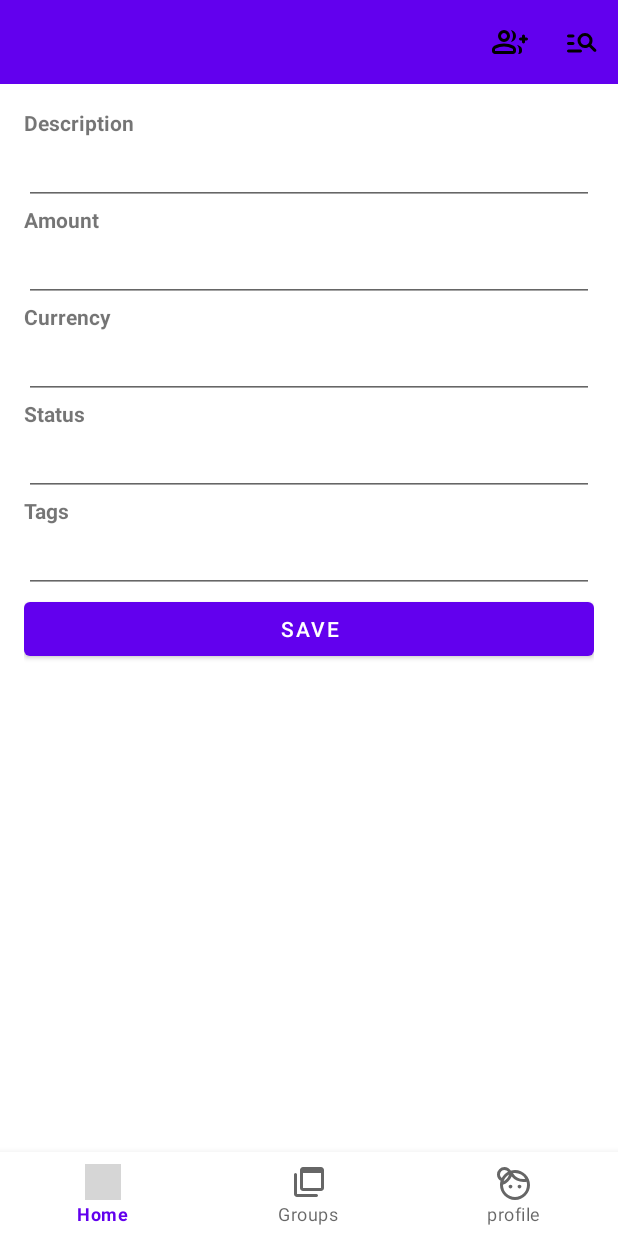
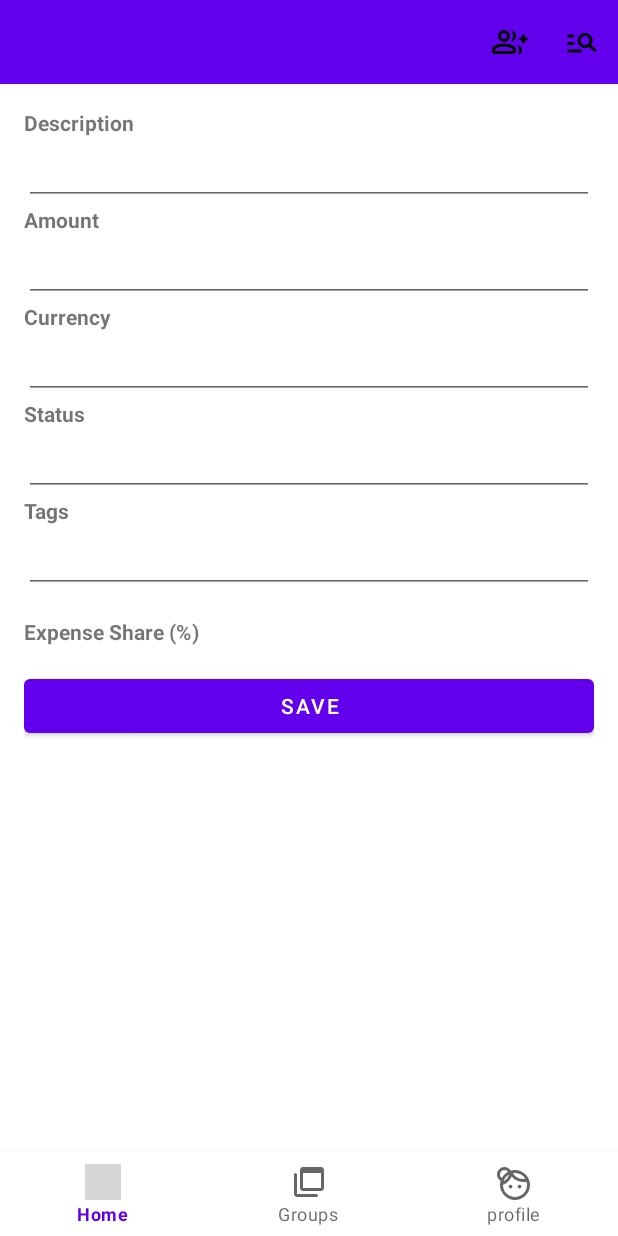
Before and after one commit to MiguelMarcelino/Expensiarmus, an Android app: the ExpenseCreationFragment screen opened through its navigation route, on a phone screen of 412 x 824 dp. Run offline under Robolectric (Android 15) with nearby library versions, the phone set to English and light mode, and no system bars; our stand-ins replace Firebase (no records; nobody signed in at launch, a user with empty details on screens opened directly), navigation-ui; grey boxes are pictures that could not be loaded.

Commit message:
feature: Get group users for Expense creation

```diff
--- a/app/src/main/java/com/spellshare/expensiarmus/ui/expenseCreation/ExpenseCreationFragment.kt
+++ b/app/src/main/java/com/spellshare/expensiarmus/ui/expenseCreation/ExpenseCreationFragment.kt
@@ -2,25 +2,29 @@ package com.spellshare.expensiarmus.ui.expenseCreation
 
 import android.content.Context
 import android.os.Bundle
+import android.text.InputType
 import android.view.LayoutInflater
 import android.view.View
 import android.view.ViewGroup
 import android.widget.Button
 import android.widget.EditText
+import android.widget.LinearLayout
+import android.widget.TextView
 import android.widget.Toast
 import androidx.fragment.app.Fragment
 import androidx.navigation.fragment.findNavController
 import com.spellshare.expensiarmus.R
 import com.spellshare.expensiarmus.data.Expense
 import com.spellshare.expensiarmus.data.identifiers.ExpenseIdentifier
+import com.spellshare.expensiarmus.data.identifiers.GroupIdentifier
 import com.spellshare.expensiarmus.databinding.FragmentExpenseCreationBinding
 import com.spellshare.expensiarmus.dbconnector.ExpenseConnector
+import com.spellshare.expensiarmus.dbconnector.GroupConnector
 import com.spellshare.expensiarmus.exceptions.RequiredDataException
 
 class ExpenseCreationFragment : Fragment() {
 
     private var _binding: FragmentExpenseCreationBinding? = null
-
     private val binding get() = _binding!!
 
     private lateinit var expenseAmount: EditText
@@ -29,6 +33,8 @@ class ExpenseCreationFragment : Fragment() {
     private lateinit var expenseStatus: EditText
     private lateinit var expenseTags: EditText
     private lateinit var saveButton: Button
+
+    private var groupUid: String? = null
 
     private var expenseItem: Expense? = null
 
@@ -39,18 +45,18 @@ class ExpenseCreationFragment : Fragment() {
         _binding = FragmentExpenseCreationBinding.inflate(inflater, container, false)
         val root: View = binding.root
 
-        expenseAmount = root.findViewById(R.id.expenseAmount)
-        expenseDescription = root.findViewById(R.id.expenseDescription)
-        expenseCurrency = root.findViewById(R.id.expenseCurrency)
-        expenseStatus = root.findViewById(R.id.expenseStatus)
-        expenseTags = root.findViewById(R.id.expenseTags)
-        saveButton = root.findViewById(R.id.saveButton)
+        expenseAmount = binding.expenseAmount
+        expenseDescription = binding.expenseDescription
+        expenseCurrency = binding.expenseCurrency
+        expenseStatus = binding.expenseStatus
+        expenseTags = binding.expenseTags
+        saveButton = binding.saveButton
 
         val expenseConnector = ExpenseConnector()
 
         val uid = arguments?.getString("uid")
         val ownerUid = arguments?.getString("ownerUid")
-        val groupUid = arguments?.getString("groupUid")
+        groupUid = arguments?.getString("groupUid")
 
         if (uid != null) {
             val identifier = ExpenseIdentifier(uid)
@@ -71,13 +77,46 @@ class ExpenseCreationFragment : Fragment() {
         return root
     }
 
+    override fun onViewCreated(view: View, savedInstanceState: Bundle?) {
+
+        val groupConnector = GroupConnector()
+        val memberIds = groupUid?.let {
+            val group = groupConnector.getItem(GroupIdentifier(it))
+            group?.userIds ?: emptyList()
+        } ?: emptyList()
+
+
+        val expenseShareLayout = view.findViewById<LinearLayout>(R.id.expenseShareLayout)
+
+        // Dynamically add EditText fields for each member
+        memberIds.forEach { memberId ->
+            val textView = TextView(view.context)
+            textView.layoutParams = LinearLayout.LayoutParams(
+                LinearLayout.LayoutParams.WRAP_CONTENT,
+                LinearLayout.LayoutParams.WRAP_CONTENT
+            )
+            textView.text = "Member $memberId"
+
+            val editText = EditText(view.context)
+            editText.layoutParams = LinearLayout.LayoutParams(
+                LinearLayout.LayoutParams.MATCH_PARENT,
+                LinearLayout.LayoutParams.WRAP_CONTENT
+            )
+            editText.inputType = InputType.TYPE_CLASS_NUMBER or InputType.TYPE_NUMBER_FLAG_DECIMAL
+            editText.hint = "Percentage for $memberId"
+
+            expenseShareLayout.addView(textView)
+            expenseShareLayout.addView(editText)
+        }
+    }
+
     private fun populateFields(expenseItem: Expense?) {
         expenseItem?.let {
             expenseAmount.setText(it.amount.toString())
             expenseDescription.setText(it.description)
             expenseCurrency.setText(it.currency)
             expenseStatus.setText(it.status)
-            expenseTags.setText(it.tags.toString())
+            expenseTags.setText(it.tags.joinToString(", "))
         }
     }
 
--- a/app/src/main/res/layout/fragment_expense_creation.xml
+++ b/app/src/main/res/layout/fragment_expense_creation.xml
@@ -9,6 +9,7 @@
         android:layout_height="wrap_content"
         android:orientation="vertical">
 
+        <!-- Description -->
         <TextView
             android:layout_width="wrap_content"
             android:layout_height="wrap_content"
@@ -21,6 +22,7 @@
             android:layout_height="wrap_content"
             android:inputType="text" />
 
+        <!-- Amount -->
         <TextView
             android:layout_width="wrap_content"
             android:layout_height="wrap_content"
@@ -33,6 +35,7 @@
             android:layout_height="wrap_content"
             android:inputType="numberDecimal" />
 
+        <!-- Currency -->
         <TextView
             android:layout_width="wrap_content"
             android:layout_height="wrap_content"
@@ -45,6 +48,7 @@
             android:layout_height="wrap_content"
             android:inputType="text" />
 
+        <!-- Status -->
         <TextView
             android:layout_width="wrap_content"
             android:layout_height="wrap_content"
@@ -57,6 +61,7 @@
             android:layout_height="wrap_content"
             android:inputType="text" />
 
+        <!-- Tags -->
         <TextView
             android:layout_width="wrap_content"
             android:layout_height="wrap_content"
@@ -69,10 +74,27 @@
             android:layout_height="wrap_content"
             android:inputType="text" />
 
+        <!-- Expense Share (%) Section -->
+        <TextView
+            android:layout_width="wrap_content"
+            android:layout_height="wrap_content"
+            android:layout_marginTop="16dp"
+            android:text="Expense Share (%)"
+            android:textStyle="bold" />
+
+        <!-- Layout for dynamically generated member shares -->
+        <LinearLayout
+            android:id="@+id/expenseShareLayout"
+            android:layout_width="match_parent"
+            android:layout_height="wrap_content"
+            android:orientation="vertical" />
+
+        <!-- Save Button -->
         <Button
             android:id="@+id/saveButton"
             android:layout_width="match_parent"
             android:layout_height="wrap_content"
+            android:layout_marginTop="16dp"
             android:text="Save" />
     </LinearLayout>
 </ScrollView>
```
